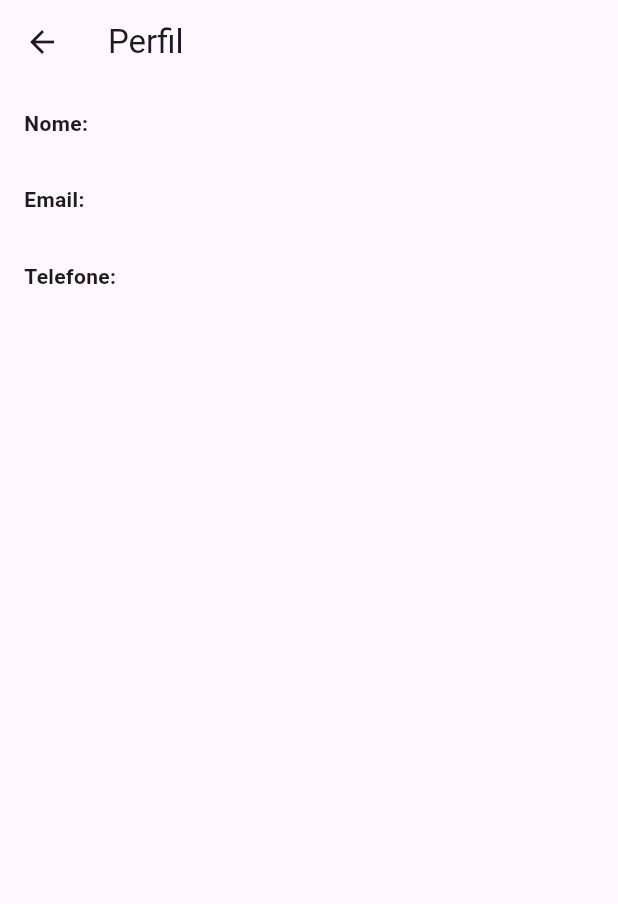
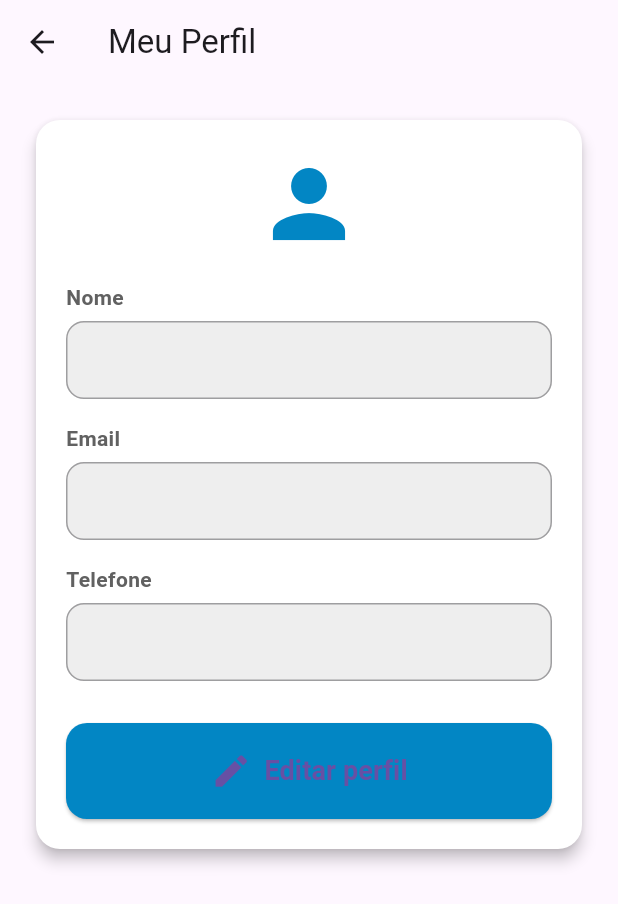
Before and after one commit to Maycon-S-Vieira/Collectory, a Flutter app: the PerfilView screen opened by its route, on a phone screen of 412 x 824 dp. Shown: the top 904 px of the screen. Run offline on Flutter 3.47's test engine with Material 3 defaults, Android fonts, the phone set to English and light mode, and no system bars; our stand-ins replace cloud_firestore, device_preview, firebase_auth, firebase_core, get_it; accounts and stored records are empty.

Commit message:
atualização da tela perfil

```diff
--- a/collectory/lib/controller/itens_controller.dart
+++ b/collectory/lib/controller/itens_controller.dart
@@ -3,7 +3,7 @@ import '../model/item_model.dart';
 import '../controller/usuario_controller.dart';
 import 'package:cloud_firestore/cloud_firestore.dart';
 import 'package:get_it/get_it.dart';
-//import 'package:firebase_auth/firebase_auth.dart';
+import 'package:firebase_auth/firebase_auth.dart';
 
 class ItensComId {
   final String id;
--- a/collectory/lib/controller/usuario_controller.dart
+++ b/collectory/lib/controller/usuario_controller.dart
@@ -134,6 +134,21 @@ class UsuarioController extends ChangeNotifier {
     }
   }
 
+  Future<void> atualizarPerfil(BuildContext context) async {
+    final user = auth.currentUser;
+    if (user != null) {
+      try {
+        await FirebaseFirestore.instance.collection('usuarios').doc(user.uid).update({
+          'nome': Nome.text.trim(),
+          'telefone': Telefone.text.trim(),
+        });
+        sucesso(context, 'Perfil atualizado com sucesso!');
+      } catch (e) {
+        erro(context, 'Erro ao atualizar perfil: $e');
+      }
+    }
+  }
+
   //Função para limpar os campos do cadastro
   void limparCampos() {
     Nome.clear();
--- a/collectory/lib/view/perfil.dart
+++ b/collectory/lib/view/perfil.dart
@@ -1,6 +1,5 @@
 import 'package:flutter/material.dart';
 import 'package:get_it/get_it.dart';
-
 import '../controller/usuario_controller.dart';
 
 class PerfilView extends StatefulWidget {
@@ -12,6 +11,7 @@ class PerfilView extends StatefulWidget {
 
 class _PerfilViewState extends State<PerfilView> {
   final ctrl = GetIt.I.get<UsuarioController>();
+  bool editando = false;
 
   @override
   void initState() {
@@ -23,32 +23,87 @@ class _PerfilViewState extends State<PerfilView> {
 
   void carregarPerfil() async {
     await ctrl.carregarPerfil();
-    setState(() {}); // Garante que os dados atualizem a UI
+    setState(() {});
+  }
+
+  void toggleEdicao() async {
+    if (editando) {
+      await ctrl.atualizarPerfil(context);
+    }
+    setState(() {
+      editando = !editando;
+    });
+  }
+
+  Widget buildTextField(String label, TextEditingController controller, {bool enabled = true}) {
+    return Column(
+      crossAxisAlignment: CrossAxisAlignment.start,
+      children: [
+        Text(label,
+            style: TextStyle(fontWeight: FontWeight.bold, color: Colors.grey[700])),
+        const SizedBox(height: 6),
+        TextFormField(
+          controller: controller,
+          enabled: enabled,
+          decoration: InputDecoration(
+            filled: true,
+            fillColor: enabled ? Colors.white : Colors.grey[200],
+            border: OutlineInputBorder(borderRadius: BorderRadius.circular(12)),
+            contentPadding: const EdgeInsets.symmetric(horizontal: 12, vertical: 14),
+          ),
+        ),
+        const SizedBox(height: 16),
+      ],
+    );
   }
 
   @override
   Widget build(BuildContext context) {
+    final isDark = Theme.of(context).brightness == Brightness.dark;
+
     return Scaffold(
-      appBar: AppBar(title: Text('Perfil')),
-      body: Padding(
-        padding: const EdgeInsets.all(16.0),
-        child: Column(
-          crossAxisAlignment: CrossAxisAlignment.start,
-          children: [
-            Text("Nome:", style: TextStyle(fontWeight: FontWeight.bold)),
-            Text(ctrl.Nome.text),
-            SizedBox(height: 10),
-
-            Text("Email:", style: TextStyle(fontWeight: FontWeight.bold)),
-            Text(ctrl.Email.text),
-            SizedBox(height: 10),
-
-            Text("Telefone:", style: TextStyle(fontWeight: FontWeight.bold)),
-            Text(ctrl.Telefone.text),
-            SizedBox(height: 10),
-          ],
+      appBar: AppBar(title: const Text('Meu Perfil')),
+      body: SingleChildScrollView(
+        padding: const EdgeInsets.all(20),
+        child: Card(
+          elevation: 4,
+          shape: RoundedRectangleBorder(borderRadius: BorderRadius.circular(16)),
+          color: isDark ? Colors.grey[900] : Colors.white,
+          child: Padding(
+            padding: const EdgeInsets.all(20),
+            child: Column(
+              children: [
+                Icon(Icons.person, size: 72, color: Color.fromARGB(255, 2, 134, 196)),
+                const SizedBox(height: 16),
+                buildTextField("Nome", ctrl.Nome, enabled: editando),
+                buildTextField("Email", ctrl.Email, enabled: false),
+                buildTextField("Telefone", ctrl.Telefone, enabled: editando),
+                const SizedBox(height: 12),
+                SizedBox(
+                  width: double.infinity,
+                  child: ElevatedButton.icon(
+                    onPressed: toggleEdicao,
+                    icon: Icon(
+                      editando ? Icons.save : Icons.edit,
+                      size: 28,
+                    ),
+                    label: Text(
+                      editando ? 'Salvar alterações' : 'Editar perfil',
+                      style: TextStyle(fontSize: 18, fontWeight: FontWeight.bold),
+                    ),
+                    style: ElevatedButton.styleFrom(
+                      padding: const EdgeInsets.symmetric(vertical: 18),
+                      minimumSize: const Size(double.infinity, 60),
+                      shape: RoundedRectangleBorder(borderRadius: BorderRadius.circular(14)),
+                      backgroundColor: editando ? Colors.green : Color.fromARGB(255, 2, 134, 196),
+                    ),
+                  ),
+                ),
+              ],
+            ),
+          ),
         ),
-      )
+      ),
     );
   }
 }
```
